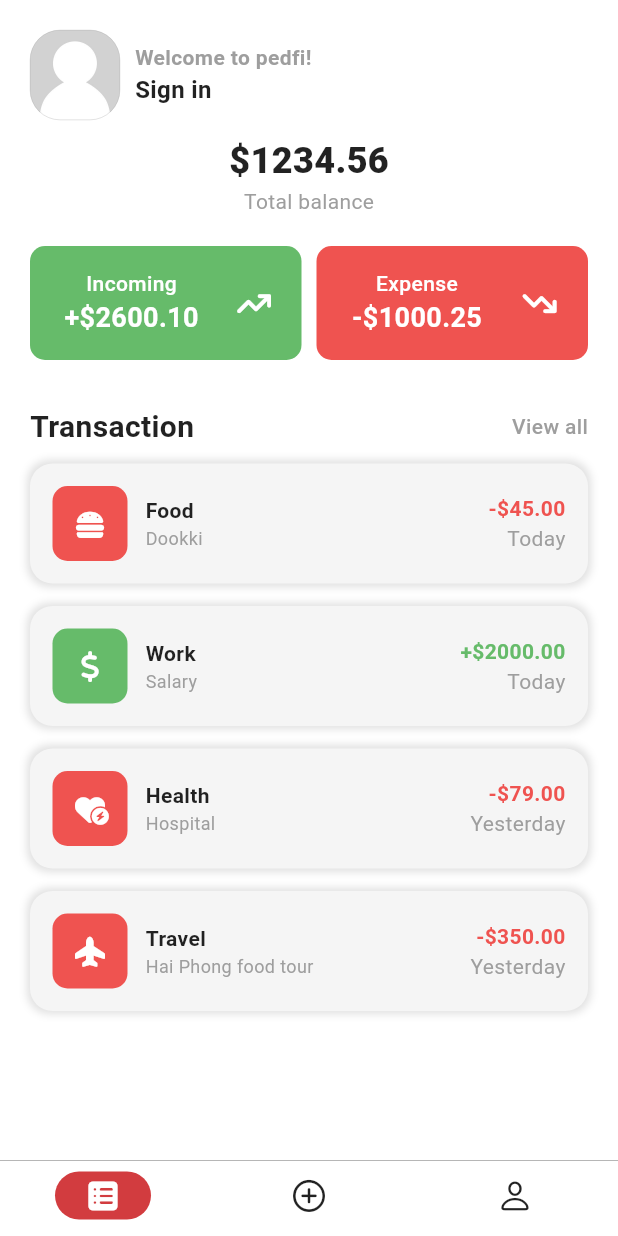
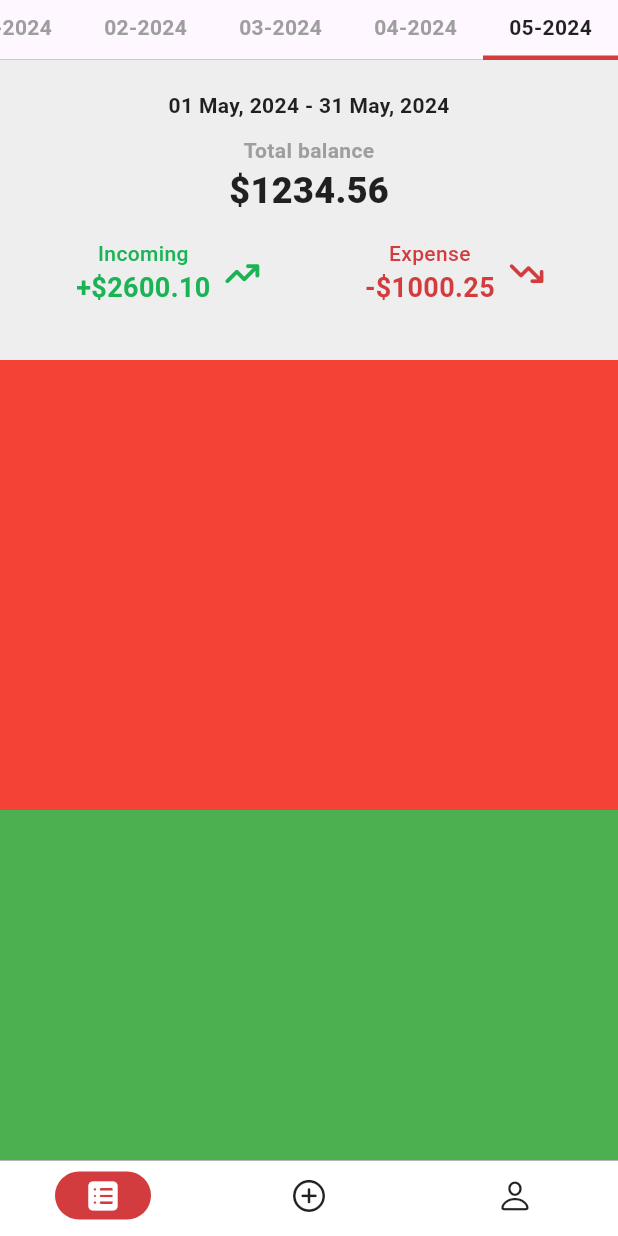
Before and after one commit to hieunmh/PEDFI, a Flutter app: the screen it shows after launch, on a phone screen of 412 x 824 dp. Run offline on Flutter 3.47's test engine with Material 3 defaults, Android fonts, the phone set to English and light mode, and no system bars; our stand-ins replace flutter_dotenv, flutter_iconly, font_awesome_flutter, get, loading_animation_widget, shared_preferences and 1 more; accounts and stored records are empty.

Commit message:
ui:scroll home ui

```diff
--- a/lib/consts/app_color.dart
+++ b/lib/consts/app_color.dart
@@ -10,14 +10,16 @@ class AppColor {
 
   static const textLightThemeColor = Colors.black87;
 
-  static const commonColor = Color.fromRGBO(210, 60, 63, 1);
+  // static const commonColor = Color.fromRGBO(210, 60, 63, 1);
+  static const commonColor = Color(0xffd23c3f);
 
-  static final incomeDarkColor = Colors.green.shade600;
+  static const incomeDarkColor = Color(0xff1bb455);
 
-  static final incomeLightColor = Colors.green.shade400;
+  static const incomeLightColor = Color(0xff1bb455);
 
-  static final expenseDarkColor = Colors.red.shade600;
 
-  static final expenseLightColor = Colors.red.shade400;
+  static const expenseDarkColor = Color(0xffd23c3f);
+
+  static const expenseLightColor = Color(0xffd23c3f);
 
 }
--- a/lib/pages/application/home/home_view.dart
+++ b/lib/pages/application/home/home_view.dart
@@ -1,11 +1,11 @@
+// ignore_for_file: prefer_const_constructors, prefer_const_literals_to_create_immutables
+
 import 'package:flutter/material.dart';
 import 'package:get/get.dart';
-import 'package:pedfi/consts/app_color.dart';
 import 'package:pedfi/pages/application/home/home_controller.dart';
+import 'package:pedfi/pages/application/home/time_line_month.dart';
 import 'package:pedfi/pages/application/home/total_balance.dart';
 import 'package:pedfi/pages/application/home/transaction.dart';
-import 'package:pedfi/provider/dark_theme_provider.dart';
-import 'package:provider/provider.dart';
 
 class HomePage extends GetView<HomeController>  {
   const HomePage({super.key});
@@ -13,79 +13,64 @@ class HomePage extends GetView<HomeController>  {
   @override
   Widget build(BuildContext context) {
 
-    final themeState = Provider.of<DarkThemeProvider>(context);
+    // final themeState = Provider.of<DarkThemeProvider>(context);
 
-    final Color color = themeState.getDarkTheme ?
-    AppColor.textDarkThemeColor : AppColor.textLightThemeColor;
+    // final Color color = themeState.getDarkTheme ?
+    // AppColor.textDarkThemeColor : AppColor.textLightThemeColor;
 
     // final Color bgcolor = themeState.getDarkTheme ?
     // AppColor.bgDarkThemeColor : AppColor.bgLightThemeColor;
 
     return SafeArea(
       child: Scaffold(
+        appBar: AppBar(
+          flexibleSpace: Column(
+            children: [
+              TimeLineMonth(),
+
+              const TotalBalance(),
+            ],
+          ),
+          bottom: PreferredSize(
+            preferredSize: Size.fromHeight(184), child: Container(),
+          ),
+        ),
+        // body: Column(
+        //   children: [
+
+        //     const SizedBox(height: 10),
+
+        //     Padding(
+        //       padding: const EdgeInsets.symmetric(horizontal: 20),
+        //       child: Column(
+        //         children: [
+        //           const Transaction()
+        //         ],
+        //       ),
+        //     ),
+        //   ]
+        // )
         body: SingleChildScrollView(
-          child: Padding(
-            padding: const EdgeInsets.all(20),
           child: Column(
             children: [
-                Row(
-                  children: [
               Container(
-                      width: 60,
-                      height: 60,
+                height: 300,
                 decoration: BoxDecoration(
-                        shape: BoxShape.rectangle,
-                        image: const DecorationImage(
-                          image: AssetImage('assets/images/placeholder.jpg'),
-                          fit: BoxFit.cover,
-                        ),
-                        border: Border.all(color: Colors.grey, width: 0.2),
-                        borderRadius: BorderRadius.circular(20)
+                  color: Colors.red
                 ),
               ),
 
-                    const SizedBox(width: 10),
-
-                    Obx(() =>
-                      Column(
-                        crossAxisAlignment: CrossAxisAlignment.start,
-                        children: [
-                          const Text(
-                            'Welcome to pedfi!',
-                            style: TextStyle(
-                              fontSize: 14,
-                              fontWeight: FontWeight.w600,
-                              color: Colors.grey
+              Container(
+                height: 300,
+                decoration: BoxDecoration(
+                  color: Colors.green
                 ),
               ),
-                          Text(
-                            controller.userEmail.value.isEmpty ?
-                            'Sign in' : controller.userEmail.value,
-                            style: TextStyle(
-                              fontSize: 16,
-                              fontWeight: FontWeight.bold,
-                              color: color
-                            ),
-                          )
+
             ],
           ),
         ),
-                  ],
-                ),
-                const SizedBox(height: 10),
-
-                const TotalBalance(),
-
-                const SizedBox(height: 30),
-
-                const Transaction()
-              ],
-            ),
-          ),
-        )
       ),
     );
   }
-
-
 }
--- /dev/null
+++ b/lib/pages/application/home/time_line_month.dart
@@ -0,0 +1,77 @@
+import 'package:flutter/material.dart';
+import 'package:get/get.dart';
+import 'package:pedfi/consts/app_color.dart';
+import 'package:pedfi/pages/application/home/home_controller.dart';
+import 'package:pedfi/provider/dark_theme_provider.dart';
+import 'package:provider/provider.dart';
+
+class TimeLineMonth extends GetView<HomeController> {
+  const TimeLineMonth({super.key});
+
+  @override
+  Widget build(BuildContext context) {
+
+    final themeState = Provider.of<DarkThemeProvider>(context);
+
+    final Color color = themeState.getDarkTheme ?
+    AppColor.textDarkThemeColor : AppColor.textLightThemeColor;
+
+    return Container(
+      decoration: BoxDecoration(
+        border: Border(
+          bottom: BorderSide(
+            width: 0,
+            color: themeState.getDarkTheme ?  Colors.grey : Colors.grey
+          )
+        )
+      ),
+      padding: const EdgeInsets.symmetric(horizontal: 0),
+      height: 40,
+      child: ListView.builder(
+        controller: controller.scrollController,
+        itemCount: controller.month.length,
+        scrollDirection: Axis.horizontal,
+        itemBuilder: (context, index) {
+          return Obx(() =>
+            GestureDetector(
+              onTap: () {
+                controller.setCurrentMonth(controller.month[index]);
+                controller.scrollToCurrentMonth();
+                controller.setFirstLastDay(controller.currentMonth.value);
+              },
+              child: Container(
+                width: 90,
+                decoration: controller.currentMonth.value == controller.month[index] ?
+                  const BoxDecoration(
+                    border: Border(
+                      bottom: BorderSide(
+                        width: 3,
+                        color: AppColor.commonColor
+                      )
+                    ),
+
+                  ) : const BoxDecoration(
+                    border: Border(
+                      bottom: BorderSide(
+                        width: 3,
+                        color: Colors.transparent
+                      )
+                    ),
+                  ),
+                child: Center(
+                  child: Text(
+                    controller.month[index],
+                    style: TextStyle(
+                      color: controller.currentMonth.value == controller.month[index] ? color : Colors.grey,
+                      fontWeight: FontWeight.w600
+                    ),
+                  ),
+                ),
+              ),
+            ),
+          );
+        }
+      ),
+    );
+  }
+}
--- a/lib/pages/application/home/total_balance.dart
+++ b/lib/pages/application/home/total_balance.dart
@@ -22,14 +22,57 @@ class TotalBalance extends GetView<HomeController> {
 
     return Container(
       width: double.infinity,
+      padding: const EdgeInsets.all(20),
       decoration: BoxDecoration(
         borderRadius: BorderRadius.circular(0),
+        color: themeState.getDarkTheme ? Colors.black26 : Colors.grey.shade200
       ),
-      child: Column(
+
+      child: Obx(() =>
+        Column(
           children: [
+            Row(
+              mainAxisAlignment: MainAxisAlignment.center,
+              children: [
+                Text(
+                  controller.firstDay.value,
+                  style: TextStyle(
+                    color: color,
+                    fontWeight: FontWeight.w600
+                  ),
+                ),
+
+                Text(
+                  ' - ',
+                  style: TextStyle(
+                    color: color,
+                    fontWeight: FontWeight.w600
+                  ),
+                ),
+
+                Text(
+                  controller.lastDay.value,
+                  style: TextStyle(
+                    color: color,
+                    fontWeight: FontWeight.w600
+                  ),
+                )
+              ],
+            ),
+
+            const SizedBox(height: 10),
+
             Center(
               child: Column(
                 children: [
+                  Text(
+                    'Total balance',
+                    style: TextStyle(
+                      color: Colors.grey.shade500,
+                      fontSize: 14,
+                      fontWeight: FontWeight.w600
+                    )
+                  ),
                   Text(
                     '\$1234.56',
                     style: TextStyle(
@@ -38,18 +81,11 @@ class TotalBalance extends GetView<HomeController> {
                       fontWeight: FontWeight.w800
                     )
                   ),
-                Text(
-                  'Total balance',
-                  style: TextStyle(
-                    color: Colors.grey.shade500,
-                    fontSize: 14,
-                  )
-                )
                 ],
               ),
             ),
 
-          const SizedBox(height: 20),
+            // const SizedBox(height: 10),
 
             Row(
               mainAxisAlignment: MainAxisAlignment.spaceBetween,
@@ -57,34 +93,41 @@ class TotalBalance extends GetView<HomeController> {
                 Expanded(
                   child: Container(
                     decoration: BoxDecoration(
-                    color: themeState.getDarkTheme ?
-                    AppColor.incomeDarkColor : AppColor.incomeLightColor,
+                      color: Colors.transparent,
                       borderRadius: BorderRadius.circular(10)
                     ),
                     padding: const EdgeInsets.symmetric(horizontal: 10, vertical: 15),
-                  child: const Row(
-                    mainAxisAlignment: MainAxisAlignment.spaceAround,
+                    child: Row(
+                      mainAxisAlignment: MainAxisAlignment.center,
                       children: [
                         Column(
                           children: [
                             Text(
                               'Incoming',
                               style: TextStyle(
-                                color: Colors.white,
+                                color: themeState.getDarkTheme ?
+                                AppColor.incomeDarkColor : AppColor.incomeLightColor,
                                 fontWeight: FontWeight.w500
                               ),
                             ),
                             Text(
                               '+\$2600.10',
                               style: TextStyle(
-                                color: Colors.white,
+                                color: themeState.getDarkTheme ?
+                                AppColor.incomeDarkColor : AppColor.incomeLightColor,
                                 fontSize: 18,
                                 fontWeight: FontWeight.w700
                               ),
                             )
                           ],
                         ),
-                      Icon(FontAwesomeIcons.arrowTrendUp, color: Colors.white, size: 20)
+                        const SizedBox(width: 10),
+                        Icon(
+                          FontAwesomeIcons.arrowTrendUp,
+                          color: themeState.getDarkTheme ?
+                          AppColor.incomeDarkColor : AppColor.incomeLightColor,
+                          size: 20
+                        )
                       ],
                     ),
                   ),
@@ -95,34 +138,41 @@ class TotalBalance extends GetView<HomeController> {
                 Expanded(
                   child: Container(
                     decoration: BoxDecoration(
-                    color: themeState.getDarkTheme ?
-                    AppColor.expenseDarkColor : AppColor.expenseLightColor,
+                      color: Colors.transparent,
                       borderRadius: BorderRadius.circular(10)
                     ),
                     padding: const EdgeInsets.symmetric(horizontal: 10, vertical: 15),
-                  child: const Row(
-                    mainAxisAlignment: MainAxisAlignment.spaceAround,
+                    child: Row(
+                      mainAxisAlignment: MainAxisAlignment.center,
                       children: [
                         Column(
                           children: [
                             Text(
                               'Expense',
                               style: TextStyle(
-                              color: Colors.white,
+                                color: themeState.getDarkTheme ?
+                                AppColor.expenseDarkColor : AppColor.expenseLightColor,
                                 fontWeight: FontWeight.w500
                               ),
                             ),
                             Text(
                               '-\$1000.25',
                               style: TextStyle(
-                              color: Colors.white,
+                                color: themeState.getDarkTheme ?
+                                AppColor.expenseDarkColor : AppColor.expenseLightColor,
                                 fontSize: 18,
                                 fontWeight: FontWeight.w700
                               ),
                             )
                           ],
                         ),
-                      Icon(FontAwesomeIcons.arrowTrendDown, color: Colors.white, size: 20)
+                        const SizedBox(width: 10),
+                        Icon(
+                          FontAwesomeIcons.arrowTrendDown,
+                          color: themeState.getDarkTheme ?
+                          AppColor.expenseDarkColor : AppColor.expenseLightColor,
+                          size: 20
+                        )
                       ],
                     ),
                   ),
@@ -131,6 +181,7 @@ class TotalBalance extends GetView<HomeController> {
             )
           ],
         ),
+      ),
     );
   }
 }
--- a/lib/pages/application/home/transaction.dart
+++ b/lib/pages/application/home/transaction.dart
@@ -4,7 +4,6 @@ import 'package:get/get.dart';
 import 'package:pedfi/consts/app_color.dart';
 import 'package:pedfi/pages/application/home/home_controller.dart';
 import 'package:pedfi/provider/dark_theme_provider.dart';
-import 'package:pedfi/routes/routes.dart';
 import 'package:provider/provider.dart';
 
 class Transaction extends GetView<HomeController> {
@@ -42,6 +41,7 @@ class Transaction extends GetView<HomeController> {
       'date': 'Today',
       'color': incomeColor
     },
+
     {
       'icon':FontAwesomeIcons.heartCircleBolt,
       'iconcolor': expenseColor,
@@ -79,7 +79,7 @@ class Transaction extends GetView<HomeController> {
 
             GestureDetector(
               onTap: () {
-                Get.toNamed(AppRoutes.TRANSACTION);
+                // Get.toNamed(AppRoutes.TRANSACTION);
               },
               child: const Text(
                 'View all',
@@ -95,101 +95,93 @@ class Transaction extends GetView<HomeController> {
 
         const SizedBox(height: 10),
 
-        ...List.generate(transactionsData.length, (index) => Padding(
-          padding: const EdgeInsets.only(bottom: 15),
-          child: Container(
-            decoration: BoxDecoration(
-              color: bgColor,
-              borderRadius: BorderRadius.circular(15),
-              boxShadow: [
-                BoxShadow(
-                  color: themeState.getDarkTheme ? Colors.white10 : Colors.black12,
-                  offset: Offset.zero,
-                  blurRadius: 4,
-                  spreadRadius: 2
-                )
-              ]
-            ),
-            child: Padding(
-              padding: const EdgeInsets.all(15),
-              child: Row(
-                mainAxisAlignment: MainAxisAlignment.spaceBetween,
-                children: [
-                  Row(
-                    children: [
-                      Stack(
-                        alignment: Alignment.center,
-                        children: [
-                          Container(
-                            width: 50,
-                            height: 50,
-                            decoration: BoxDecoration(
-                              color: transactionsData[index]['iconcolor'],
-                              shape: BoxShape.rectangle,
-                              borderRadius: BorderRadius.circular(10)
-                            ),
-                          ),
-                          Icon(
-                            transactionsData[index]['icon'],
-                            color: Colors.white,
-                            size: 20,
-                          )
-                        ],
-                      ),
+        // ...List.generate(transactionsData.length, (index) => Padding(
+        //   padding: const EdgeInsets.only(bottom: 15),
+        //   child: Container(
+        //     decoration: BoxDecoration(
+        //       color: bgColor,
+        //       borderRadius: BorderRadius.circular(15),
+        //     ),
+        //     child: Padding(
+        //       padding: const EdgeInsets.all(15),
+        //       child: Row(
+        //         mainAxisAlignment: MainAxisAlignment.spaceBetween,
+        //         children: [
+        //           Row(
+        //             children: [
+        //               Stack(
+        //                 alignment: Alignment.center,
+        //                 children: [
+        //                   Container(
+        //                     width: 50,
+        //                     height: 50,
+        //                     decoration: BoxDecoration(
+        //                       color: transactionsData[index]['iconcolor'],
+        //                       shape: BoxShape.rectangle,
+        //                       borderRadius: BorderRadius.circular(10)
+        //                     ),
+        //                   ),
+        //                   Icon(
+        //                     transactionsData[index]['icon'],
+        //                     color: Colors.white,
+        //                     size: 20,
+        //                   )
+        //                 ],
+        //               ),
 
-                      const SizedBox(width: 12),
+        //               const SizedBox(width: 12),
 
-                      Column(
-                        crossAxisAlignment: CrossAxisAlignment.start,
-                        children: [
-                          Text(
-                            transactionsData[index]['name'],
-                            style: TextStyle(
-                              fontSize: 14,
-                              color: color,
-                              fontWeight: FontWeight.w600,
-                            ),
-                          ),
+        //               Column(
+        //                 crossAxisAlignment: CrossAxisAlignment.start,
+        //                 children: [
+        //                   Text(
+        //                     transactionsData[index]['name'],
+        //                     style: TextStyle(
+        //                       fontSize: 14,
+        //                       color: color,
+        //                       fontWeight: FontWeight.w600,
+        //                     ),
+        //                   ),
 
-                          Text(
-                            transactionsData[index]['detail'],
-                            style: TextStyle(
-                              fontSize: 12,
-                              color: Colors.grey.shade500,
-                              fontWeight: FontWeight.w400
-                            ),
-                          ),
-                        ],
-                      )
-                    ],
-                  ),
+        //                   Text(
+        //                     transactionsData[index]['detail'],
+        //                     style: TextStyle(
+        //                       fontSize: 12,
+        //                       color: Colors.grey.shade500,
+        //                       fontWeight: FontWeight.w400
+        //                     ),
+        //                   ),
+        //                 ],
+        //               )
+        //             ],
+        //           ),
 
-                  Column(
-                    crossAxisAlignment: CrossAxisAlignment.end,
-                    children: [
-                      Text(
-                        transactionsData[index]['totalAmount'],
-                        style: TextStyle(
-                          fontSize: 14,
-                          color: transactionsData[index]['color'],
-                          fontWeight: FontWeight.w700
-                        ),
-                      ),
-                      Text(
-                        transactionsData[index]['date'],
-                        style: TextStyle(
-                          fontSize: 14,
-                          color: Colors.grey.shade500,
-                          fontWeight: FontWeight.w400
-                        ),
-                      ),
-                    ],
-                  )
-                ]
-              ),
-            ),
-          ),
-        )),
+        //           Column(
+        //             crossAxisAlignment: CrossAxisAlignment.end,
+        //             children: [
+        //               Text(
+        //                 transactionsData[index]['totalAmount'],
+        //                 style: TextStyle(
+        //                   fontSize: 14,
+        //                   color: transactionsData[index]['color'],
+        //                   fontWeight: FontWeight.w700
+        //                 ),
+        //               ),
+        //               Text(
+        //                 transactionsData[index]['date'],
+        //                 style: TextStyle(
+        //                   fontSize: 14,
+        //                   color: Colors.grey.shade500,
+        //                   fontWeight: FontWeight.w400
+        //                 ),
+        //               ),
+        //             ],
+        //           )
+        //         ]
+        //       ),
+        //     ),
+        //   ),
+        // )),
       ],
     );
   }
--- a/lib/pages/auth/auth_view.dart
+++ b/lib/pages/auth/auth_view.dart
@@ -42,7 +42,7 @@ class AuthPage extends GetView<AuthController> {
               }
             );
           },
-          icon: const MyBackButton()
+          icon: MyBackButton(buttonColor: color)
         ),
         leadingWidth: 80,
       ),
--- a/lib/pages/profile_detail/profiledetail_view.dart
+++ b/lib/pages/profile_detail/profiledetail_view.dart
@@ -33,7 +33,7 @@ class ProfileDetailPage extends GetView<ProfileDetailController> {
             onPressed: () {
               Get.back();
             },
-            icon: const MyBackButton()
+            icon: MyBackButton(buttonColor: color)
           ),
           leadingWidth: 80,
           centerTitle: true,
```
Also changed, not shown: lib/pages/application/application_controller.dart (+10 -1 lines), lib/pages/application/home/home_controller.dart (+78 -0 lines), lib/pages/transaction/tab_select.dart (added, +80 -0 lines), lib/pages/transaction/time_line_month.dart (deleted, +0 -52 lines), lib/pages/transaction/transaction_controller.dart (+26 -2 lines), lib/pages/transaction/transaction_view.dart (+6 -12 lines), lib/widgets/back_button.dart (+5 -5 lines). Lines whose indentation alone changed are shown as unchanged.
